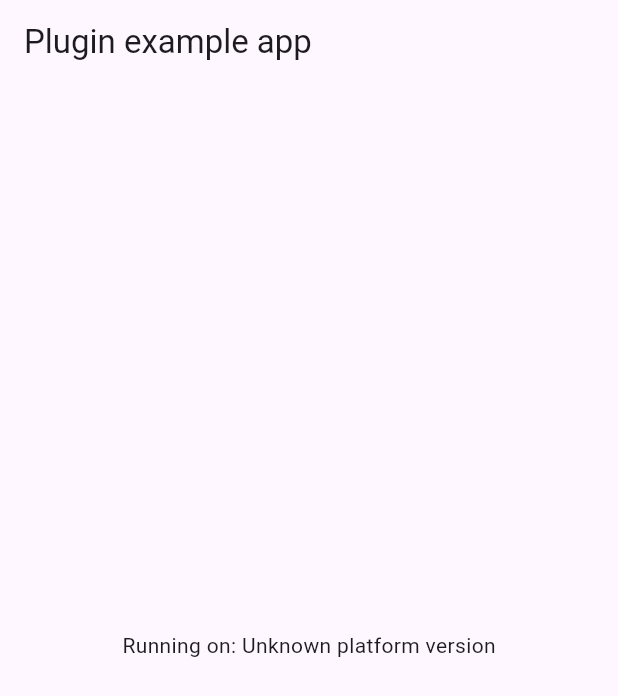
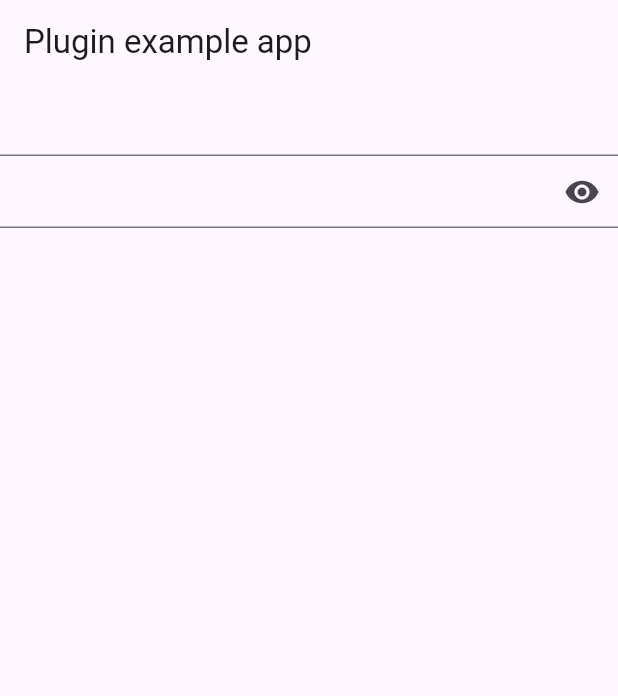
Before and after one commit to strawti-apps/better_widgets, a Flutter app: the screen it shows after launch, on a phone screen of 412 x 824 dp. Shown: the top 696 px of the screen. Run offline on Flutter 3.47's test engine with Material 3 defaults, Android fonts, the phone set to English and light mode, and no system bars; our stand-ins replace plugin_platform_interface, web.

Commit message:
improviments fields widgets

```diff
--- a/example/lib/main.dart
+++ b/example/lib/main.dart
@@ -1,8 +1,5 @@
+import 'package:better_widgets/better_widgets.dart';
 import 'package:flutter/material.dart';
-import 'dart:async';
-
-import 'package:flutter/services.dart';
-import 'package:better_widgets/better_widgets.dart';
 
 void main() {
   runApp(const MyApp());
@@ -16,37 +13,6 @@
 }
 
 class _MyAppState extends State<MyApp> {
-  String _platformVersion = 'Unknown';
-  final _betterWidgetsPlugin = BetterWidgets();
-
-  @override
-  void initState() {
-    super.initState();
-    initPlatformState();
-  }
-
-  // Platform messages are asynchronous, so we initialize in an async method.
-  Future<void> initPlatformState() async {
-    String platformVersion;
-    // Platform messages may fail, so we use a try/catch PlatformException.
-    // We also handle the message potentially returning null.
-    try {
-      platformVersion =
-          await _betterWidgetsPlugin.getPlatformVersion() ?? 'Unknown platform version';
-    } on PlatformException {
-      platformVersion = 'Failed to get platform version.';
-    }
-
-    // If the widget was removed from the tree while the asynchronous platform
-    // message was in flight, we want to discard the reply rather than calling
-    // setState to update our non-existent appearance.
-    if (!mounted) return;
-
-    setState(() {
-      _platformVersion = platformVersion;
-    });
-  }
-
   @override
   Widget build(BuildContext context) {
     return MaterialApp(
@@ -54,8 +20,21 @@
         appBar: AppBar(
           title: const Text('Plugin example app'),
         ),
-        body: Center(
-          child: Text('Running on: $_platformVersion\n'),
+        body: Column(
+          children: [
+            BetterTextFormField(
+              builder: (context, child, controller) {
+                // O controller é implementado dentro do widget.
+                // Se quiser colocar algo aqui dentro ou usar o controller
+
+                return child;
+              },
+            ),
+            BetterPasswordTextFormField(
+              hintText: "Senha",
+              onFieldSubmitted: (password) {},
+            ),
+          ],
         ),
       ),
     );
--- a/lib/better_widgets.dart
+++ b/lib/better_widgets.dart
@@ -1,5 +1,6 @@
+import 'better_widgets_platform_interface.dart';
 
-import 'better_widgets_platform_interface.dart';
+export 'package:better_widgets/widgets/fields/better_text_form_field.dart';
 
 class BetterWidgets {
   Future<String?> getPlatformVersion() {
--- a/lib/widgets/fields/better_text_form_field.dart
+++ b/lib/widgets/fields/better_text_form_field.dart
@@ -57,6 +57,7 @@
   @override
   Widget build(BuildContext context) {
     final child = TextFormField(
+      enabled: widget.enabled,
       controller: controller,
       onFieldSubmitted: widget.onFieldSubmitted,
       obscureText: widget.obscureText,
@@ -77,17 +78,21 @@
 class BetterPasswordTextFormField extends StatefulWidget {
   const BetterPasswordTextFormField({
     super.key,
+    this.hintText,
+    this.controller,
+    this.enabled = true,
+    this.onFieldSubmitted,
     this.builder,
-    this.controller,
-    required this.enabled,
-    this.onFieldSubmitted,
   });
+
+  final String? hintText;
 
   /// Caso queira customizar
   final Widget Function(
     BuildContext context,
-    TextFormField child,
+    BetterTextFormField child,
     TextEditingController controller,
+    bool isObscure,
   )? builder;
 
   /// Um controller já é instanciado automaticamente
@@ -128,9 +133,8 @@
 
   @override
   Widget build(BuildContext context) {
-    return BetterTextFormField(
+    var child = BetterTextFormField(
       controller: controller,
-      builder: widget.builder,
       enabled: widget.enabled,
       onFieldSubmitted: widget.onFieldSubmitted,
       obscureText: obscureText,
@@ -139,5 +143,16 @@
         icon: Icon(obscureText ? Icons.visibility : Icons.visibility_off),
       ),
     );
+
+    if (widget.builder != null) {
+      return widget.builder!(
+        context,
+        child,
+        controller,
+        obscureText,
+      );
+    }
+
+    return child;
   }
 }
```
